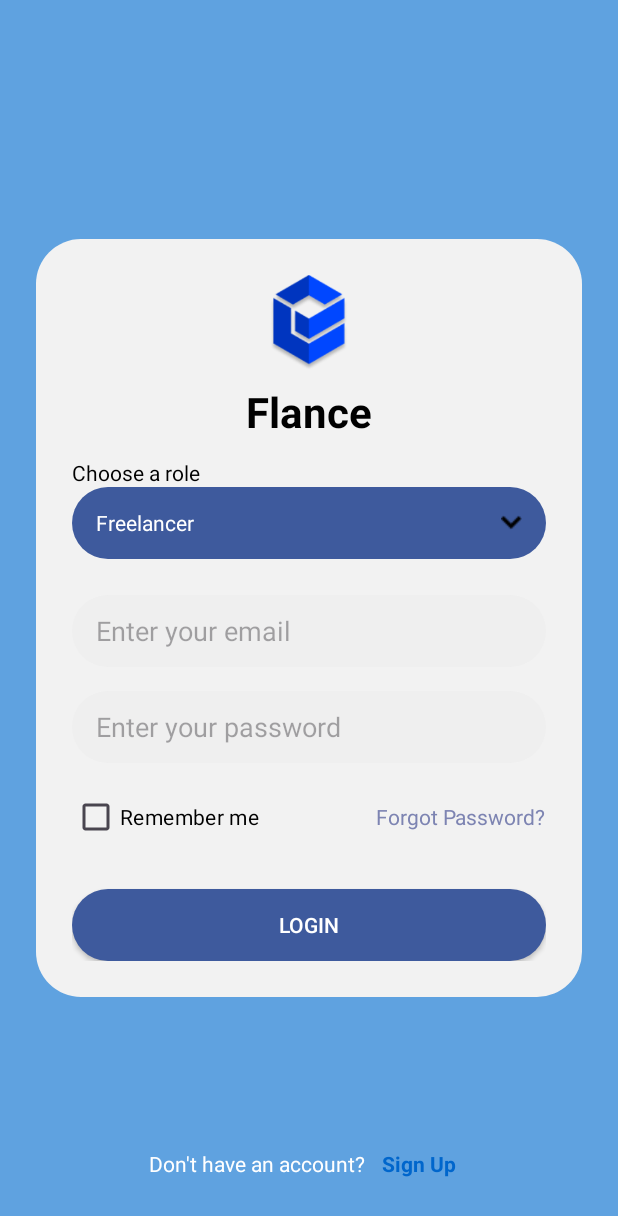
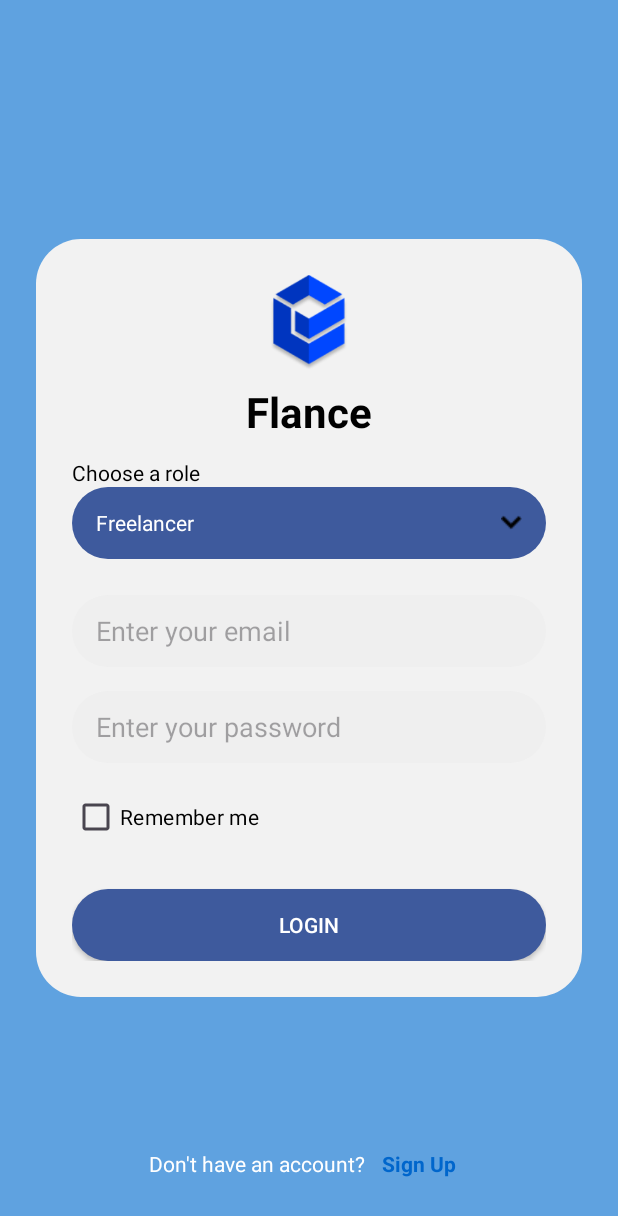
Before and after one commit to hamdanalfarizi/ProjectPAB, an Android app: the LoginActivity screen opened directly, with no data from a screen before it, on a phone screen of 412 x 824 dp. Shown: the top 1216 px of the screen. Run offline under Robolectric (Android 15) with nearby library versions, the phone set to English and light mode, and no system bars.

Commit message:
delete forget password

```diff
--- a/app/src/main/res/layout/activity_login.xml
+++ b/app/src/main/res/layout/activity_login.xml
@@ -96,11 +96,11 @@
                 android:textColor="#000000"
                 android:layout_weight="1" />
 
-            <TextView
-                android:layout_width="wrap_content"
-                android:layout_height="wrap_content"
-                android:text="Forgot Password?"
-                android:textColor="#7D84B2" />
+<!--            <TextView-->
+<!--                android:layout_width="wrap_content"-->
+<!--                android:layout_height="wrap_content"-->
+<!--                android:text="Forgot Password?"-->
+<!--                android:textColor="#7D84B2" />-->
         </LinearLayout>
 
         <!-- Login Button -->
```
